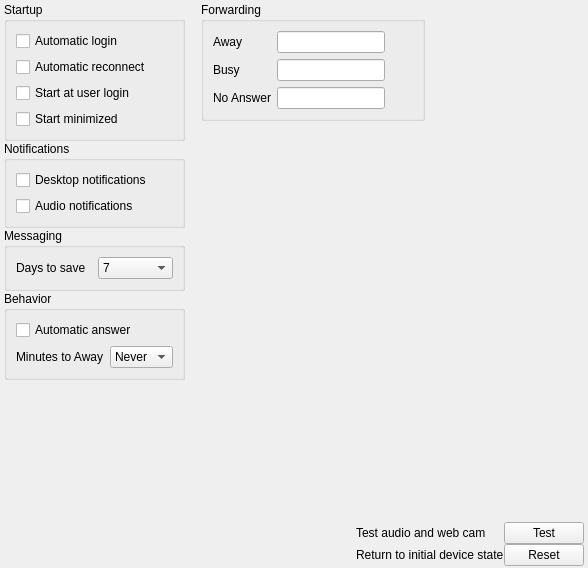
Above: Desktop/options.ui from dyfet/tycho_sipwitchqt before the change. Below: the same form after it.
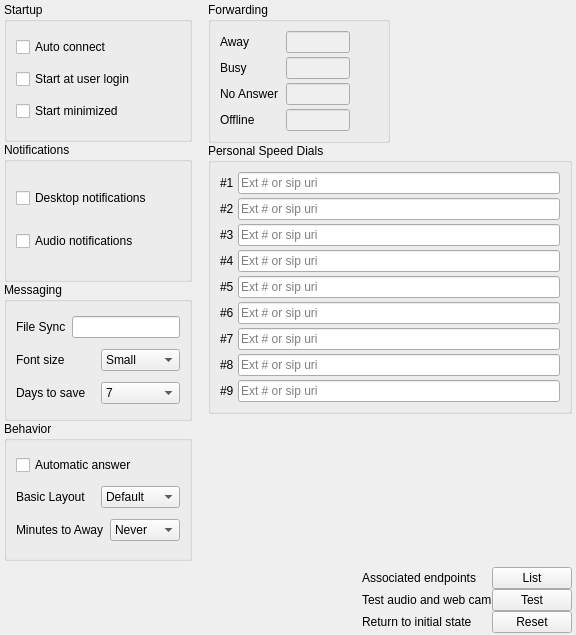
That is the form after the change. Icons and pictures are not drawn.

Patch:
```diff
--- a/Desktop/options.ui
+++ b/Desktop/options.ui
@@ -6,8 +6,8 @@
    <rect>
     <x>0</x>
     <y>0</y>
-    <width>588</width>
-    <height>568</height>
+    <width>576</width>
+    <height>635</height>
    </rect>
   </property>
   <property name="windowTitle">
@@ -29,266 +29,6 @@
    <property name="horizontalSpacing">
     <number>4</number>
    </property>
-   <item row="9" column="1">
-    <layout class="QGridLayout" name="gridLayout_3">
-     <item row="4" column="2">
-      <widget class="QPushButton" name="resetButton">
-       <property name="minimumSize">
-        <size>
-         <width>80</width>
-         <height>0</height>
-        </size>
-       </property>
-       <property name="maximumSize">
-        <size>
-         <width>80</width>
-         <height>16777215</height>
-        </size>
-       </property>
-       <property name="text">
-        <string>Reset</string>
-       </property>
-      </widget>
-     </item>
-     <item row="2" column="1">
-      <widget class="QLabel" name="label_7">
-       <property name="text">
-        <string>Test audio and web cam</string>
-       </property>
-      </widget>
-     </item>
-     <item row="3" column="1">
-      <layout class="QHBoxLayout" name="horizontalLayout_5"/>
-     </item>
-     <item row="2" column="2">
-      <widget class="QPushButton" name="testButton">
-       <property name="minimumSize">
-        <size>
-         <width>80</width>
-         <height>0</height>
-        </size>
-       </property>
-       <property name="maximumSize">
-        <size>
-         <width>80</width>
-         <height>16777215</height>
-        </size>
-       </property>
-       <property name="text">
-        <string>Test</string>
-       </property>
-      </widget>
-     </item>
-     <item row="4" column="1">
-      <layout class="QHBoxLayout" name="horizontalLayout_2">
-       <property name="spacing">
-        <number>-1</number>
-       </property>
-       <item>
-        <widget class="QLabel" name="label_2">
-         <property name="text">
-          <string>Return to initial device state</string>
-         </property>
-        </widget>
-       </item>
-      </layout>
-     </item>
-     <item row="0" column="1">
-      <spacer name="verticalSpacer_3">
-       <property name="orientation">
-        <enum>Qt::Vertical</enum>
-       </property>
-       <property name="sizeHint" stdset="0">
-        <size>
-         <width>20</width>
-         <height>40</height>
-        </size>
-       </property>
-      </spacer>
-     </item>
-     <item row="2" column="0">
-      <spacer name="horizontalSpacer_4">
-       <property name="orientation">
-        <enum>Qt::Horizontal</enum>
-       </property>
-       <property name="sizeHint" stdset="0">
-        <size>
-         <width>40</width>
-         <height>20</height>
-        </size>
-       </property>
-      </spacer>
-     </item>
-    </layout>
-   </item>
-   <item row="9" column="0">
-    <spacer name="verticalSpacer">
-     <property name="orientation">
-      <enum>Qt::Vertical</enum>
-     </property>
-     <property name="sizeHint" stdset="0">
-      <size>
-       <width>20</width>
-       <height>40</height>
-      </size>
-     </property>
-    </spacer>
-   </item>
-   <item row="7" column="1">
-    <layout class="QVBoxLayout" name="verticalLayout_7">
-     <property name="leftMargin">
-      <number>12</number>
-     </property>
-     <item>
-      <layout class="QHBoxLayout" name="horizontalLayout_4">
-       <item>
-        <widget class="QGroupBox" name="groupBox_5">
-         <property name="title">
-          <string>Forwarding</string>
-         </property>
-         <property name="flat">
-          <bool>true</bool>
-         </property>
-         <layout class="QGridLayout" name="gridLayout_2">
-          <item row="1" column="0">
-           <widget class="QLabel" name="label_5">
-            <property name="text">
-             <string>Busy</string>
-            </property>
-           </widget>
-          </item>
-          <item row="2" column="1">
-           <widget class="QLineEdit" name="lineEdit_2"/>
-          </item>
-          <item row="0" column="1">
-           <widget class="QLineEdit" name="lineEdit"/>
-          </item>
-          <item row="0" column="0">
-           <widget class="QLabel" name="label_3">
-            <property name="text">
-             <string>Away</string>
-            </property>
-           </widget>
-          </item>
-          <item row="2" column="0">
-           <widget class="QLabel" name="label_4">
-            <property name="text">
-             <string>No Answer</string>
-            </property>
-           </widget>
-          </item>
-          <item row="1" column="1">
-           <widget class="QLineEdit" name="lineEdit_3"/>
-          </item>
-          <item row="0" column="2">
-           <widget class="QPushButton" name="pushButton_2">
-            <property name="maximumSize">
-             <size>
-              <width>22</width>
-              <height>22</height>
-             </size>
-            </property>
-            <property name="text">
-             <string/>
-            </property>
-            <property name="icon">
-             <iconset resource="../Resources/desktop.qrc">
-              <normaloff>:/icons/person.png</normaloff>:/icons/person.png</iconset>
-            </property>
-            <property name="flat">
-             <bool>true</bool>
-            </property>
-           </widget>
-          </item>
-          <item row="1" column="2">
-           <widget class="QPushButton" name="pushButton_3">
-            <property name="maximumSize">
-             <size>
-              <width>22</width>
-              <height>22</height>
-             </size>
-            </property>
-            <property name="text">
-             <string/>
-            </property>
-            <property name="icon">
-             <iconset resource="../Resources/desktop.qrc">
-              <normaloff>:/icons/person.png</normaloff>:/icons/person.png</iconset>
-            </property>
-            <property name="flat">
-             <bool>true</bool>
-            </property>
-           </widget>
-          </item>
-          <item row="2" column="2">
-           <widget class="QPushButton" name="pushButton_4">
-            <property name="maximumSize">
-             <size>
-              <width>22</width>
-              <height>22</height>
-             </size>
-            </property>
-            <property name="text">
-             <string/>
-            </property>
-            <property name="icon">
-             <iconset resource="../Resources/desktop.qrc">
-              <normaloff>:/icons/person.png</normaloff>:/icons/person.png</iconset>
-            </property>
-            <property name="flat">
-             <bool>true</bool>
-            </property>
-           </widget>
-          </item>
-         </layout>
-        </widget>
-       </item>
-       <item>
-        <spacer name="horizontalSpacer_3">
-         <property name="orientation">
-          <enum>Qt::Horizontal</enum>
-         </property>
-         <property name="sizeType">
-          <enum>QSizePolicy::Expanding</enum>
-         </property>
-         <property name="sizeHint" stdset="0">
-          <size>
-           <width>40</width>
-           <height>20</height>
-          </size>
-         </property>
-        </spacer>
-       </item>
-      </layout>
-     </item>
-     <item>
-      <spacer name="horizontalSpacer">
-       <property name="orientation">
-        <enum>Qt::Horizontal</enum>
-       </property>
-       <property name="sizeHint" stdset="0">
-        <size>
-         <width>40</width>
-         <height>20</height>
-        </size>
-       </property>
-      </spacer>
-     </item>
-     <item>
-      <spacer name="verticalSpacer_2">
-       <property name="orientation">
-        <enum>Qt::Vertical</enum>
-       </property>
-       <property name="sizeHint" stdset="0">
-        <size>
-         <width>20</width>
-         <height>40</height>
-        </size>
-       </property>
-      </spacer>
-     </item>
-    </layout>
-   </item>
    <item row="7" column="0">
     <layout class="QVBoxLayout" name="verticalLayout_6">
      <property name="spacing">
@@ -306,14 +46,7 @@
         <item>
          <widget class="QCheckBox" name="autoLogin">
           <property name="text">
-           <string>Automatic login</string>
-          </property>
-         </widget>
-        </item>
-        <item>
-         <widget class="QCheckBox" name="autoReconnect">
-          <property name="text">
-           <string>Automatic reconnect</string>
+           <string>Auto connect</string>
           </property>
          </widget>
         </item>
@@ -369,6 +102,63 @@
         <bool>true</bool>
        </property>
        <layout class="QVBoxLayout" name="verticalLayout_3">
+        <item>
+         <layout class="QHBoxLayout" name="horizontalLayout_7">
+          <item>
+           <widget class="QLabel" name="label_19">
+            <property name="text">
+             <string>File Sync</string>
+            </property>
+           </widget>
+          </item>
+          <item>
+           <widget class="QLineEdit" name="lineEdit_5">
+            <property name="sizePolicy">
+             <sizepolicy hsizetype="Preferred" vsizetype="Fixed">
+              <horstretch>0</horstretch>
+              <verstretch>0</verstretch>
+             </sizepolicy>
+            </property>
+           </widget>
+          </item>
+         </layout>
+        </item>
+        <item>
+         <layout class="QHBoxLayout" name="horizontalLayout_9">
+          <item>
+           <widget class="QLabel" name="label_21">
+            <property name="text">
+             <string>Font size</string>
+            </property>
+           </widget>
+          </item>
+          <item>
+           <widget class="QComboBox" name="comboBox_4">
+            <property name="maximumSize">
+             <size>
+              <width>80</width>
+              <height>16777215</height>
+             </size>
+            </property>
+            <item>
+             <property name="text">
+              <string>Small</string>
+             </property>
+            </item>
+            <item>
+             <property name="text">
+              <string>Medium</string>
+             </property>
+            </item>
+            <item>
+             <property name="text">
+              <string>Large</string>
+             </property>
+            </item>
+           </widget>
+          </item>
+         </layout>
+        </item>
         <item>
          <layout class="QHBoxLayout" name="horizontalLayout">
           <item>
@@ -386,6 +176,12 @@
               <verstretch>0</verstretch>
              </sizepolicy>
             </property>
+            <property name="maximumSize">
+             <size>
+              <width>80</width>
+              <height>16777215</height>
+             </size>
+            </property>
             <item>
              <property name="text">
               <string>7</string>
@@ -424,6 +220,32 @@
           </property>
          </widget>
         </item>
+        <item>
+         <layout class="QHBoxLayout" name="horizontalLayout_8">
+          <item>
+           <widget class="QLabel" name="label_20">
+            <property name="text">
+             <string>Basic Layout</string>
+            </property>
+           </widget>
+          </item>
+          <item>
+           <widget class="QComboBox" name="comboBox_3">
+            <property name="maximumSize">
+             <size>
+              <width>80</width>
+              <height>16777215</height>
+             </size>
+            </property>
+            <item>
+             <property name="text">
+              <string>Default</string>
+             </property>
+            </item>
+           </widget>
+          </item>
+         </layout>
+        </item>
         <item>
          <layout class="QHBoxLayout" name="horizontalLayout_3">
           <item>
@@ -441,6 +263,12 @@
               <verstretch>0</verstretch>
              </sizepolicy>
             </property>
+            <property name="maximumSize">
+             <size>
+              <width>80</width>
+              <height>16777215</height>
+             </size>
+            </property>
             <item>
              <property name="text">
               <string>Never</string>
@@ -475,6 +303,577 @@
      </item>
     </layout>
    </item>
+   <item row="7" column="1">
+    <layout class="QVBoxLayout" name="verticalLayout_7">
+     <property name="leftMargin">
+      <number>12</number>
+     </property>
+     <item>
+      <layout class="QHBoxLayout" name="horizontalLayout_4">
+       <item>
+        <widget class="QGroupBox" name="groupBox_5">
+         <property name="sizePolicy">
+          <sizepolicy hsizetype="Minimum" vsizetype="Preferred">
+           <horstretch>0</horstretch>
+           <verstretch>0</verstretch>
+          </sizepolicy>
+         </property>
+         <property name="title">
+          <string>Forwarding</string>
+         </property>
+         <property name="flat">
+          <bool>true</bool>
+         </property>
+         <layout class="QGridLayout" name="gridLayout_2">
+          <property name="horizontalSpacing">
+           <number>8</number>
+          </property>
+          <property name="verticalSpacing">
+           <number>4</number>
+          </property>
+          <item row="1" column="0">
+           <widget class="QLabel" name="label_5">
+            <property name="sizePolicy">
+             <sizepolicy hsizetype="Minimum" vsizetype="Preferred">
+              <horstretch>0</horstretch>
+              <verstretch>0</verstretch>
+             </sizepolicy>
+            </property>
+            <property name="text">
+             <string>Busy</string>
+            </property>
+           </widget>
+          </item>
+          <item row="2" column="1">
+           <widget class="QLineEdit" name="lineNoAnswer">
+            <property name="enabled">
+             <bool>false</bool>
+            </property>
+            <property name="sizePolicy">
+             <sizepolicy hsizetype="Preferred" vsizetype="Fixed">
+              <horstretch>0</horstretch>
+              <verstretch>0</verstretch>
+             </sizepolicy>
+            </property>
+            <property name="maximumSize">
+             <size>
+              <width>64</width>
+              <height>16777215</height>
+             </size>
+            </property>
+           </widget>
+          </item>
+          <item row="0" column="1">
+           <widget class="QLineEdit" name="lineAway">
+            <property name="enabled">
+             <bool>false</bool>
+            </property>
+            <property name="sizePolicy">
+             <sizepolicy hsizetype="Preferred" vsizetype="Fixed">
+              <horstretch>0</horstretch>
+              <verstretch>0</verstretch>
+             </sizepolicy>
+            </property>
+            <property name="maximumSize">
+             <size>
+              <width>64</width>
+              <height>16777215</height>
+             </size>
+            </property>
+           </widget>
+          </item>
+          <item row="0" column="0">
+           <widget class="QLabel" name="label_3">
+            <property name="sizePolicy">
+             <sizepolicy hsizetype="Minimum" vsizetype="Preferred">
+              <horstretch>0</horstretch>
+              <verstretch>0</verstretch>
+             </sizepolicy>
+            </property>
+            <property name="text">
+             <string>Away</string>
+            </property>
+           </widget>
+          </item>
+          <item row="2" column="0">
+           <widget class="QLabel" name="label_4">
+            <property name="sizePolicy">
+             <sizepolicy hsizetype="Minimum" vsizetype="Preferred">
+              <horstretch>0</horstretch>
+              <verstretch>0</verstretch>
+             </sizepolicy>
+            </property>
+            <property name="text">
+             <string>No Answer</string>
+            </property>
+           </widget>
+          </item>
+          <item row="1" column="1">
+           <widget class="QLineEdit" name="lineBusy">
+            <property name="enabled">
+             <bool>false</bool>
+            </property>
+            <property name="sizePolicy">
+             <sizepolicy hsizetype="Preferred" vsizetype="Fixed">
+              <horstretch>0</horstretch>
+              <verstretch>0</verstretch>
+             </sizepolicy>
+            </property>
+            <property name="maximumSize">
+             <size>
+              <width>64</width>
+              <height>16777215</height>
+             </size>
+            </property>
+           </widget>
+          </item>
+          <item row="0" column="2">
+           <widget class="QPushButton" name="pushButton_2">
+            <property name="maximumSize">
+             <size>
+              <width>20</width>
+              <height>20</height>
+             </size>
+            </property>
+            <property name="text">
+             <string/>
+            </property>
+            <property name="icon">
+             <iconset resource="../Resources/desktop.qrc">
+              <normaloff>:/icons/person.png</normaloff>:/icons/person.png</iconset>
+            </property>
+            <property name="flat">
+             <bool>true</bool>
+            </property>
+           </widget>
+          </item>
+          <item row="1" column="2">
+           <widget class="QPushButton" name="pushButton_3">
+            <property name="maximumSize">
+             <size>
+              <width>20</width>
+              <height>20</height>
+             </size>
+            </property>
+            <property name="text">
+             <string/>
+            </property>
+            <property name="icon">
+             <iconset resource="../Resources/desktop.qrc">
+              <normaloff>:/icons/person.png</normaloff>:/icons/person.png</iconset>
+            </property>
+            <property name="flat">
+             <bool>true</bool>
+            </property>
+           </widget>
+          </item>
+          <item row="2" column="2">
+           <widget class="QPushButton" name="pushButton_4">
+            <property name="maximumSize">
+             <size>
+              <width>20</width>
+              <height>20</height>
+             </size>
+            </property>
+            <property name="text">
+             <string/>
+            </property>
+            <property name="icon">
+             <iconset resource="../Resources/desktop.qrc">
+              <normaloff>:/icons/person.png</normaloff>:/icons/person.png</iconset>
+            </property>
+            <property name="flat">
+             <bool>true</bool>
+            </property>
+           </widget>
+          </item>
+          <item row="3" column="0">
+           <widget class="QLabel" name="label_17">
+            <property name="sizePolicy">
+             <sizepolicy hsizetype="Minimum" vsizetype="Preferred">
+              <horstretch>0</horstretch>
+              <verstretch>0</verstretch>
+             </sizepolicy>
+            </property>
+            <property name="text">
+             <string>Offline</string>
+            </property>
+           </widget>
+          </item>
+          <item row="3" column="1">
+           <widget class="QLineEdit" name="lineOffline">
+            <property name="enabled">
+             <bool>false</bool>
+            </property>
+            <property name="sizePolicy">
+             <sizepolicy hsizetype="Preferred" vsizetype="Fixed">
+              <horstretch>0</horstretch>
+              <verstretch>0</verstretch>
+             </sizepolicy>
+            </property>
+            <property name="maximumSize">
+             <size>
+              <width>64</width>
+              <height>16777215</height>
+             </size>
+            </property>
+           </widget>
+          </item>
+          <item row="3" column="2">
+           <widget class="QPushButton" name="pushButton">
+            <property name="maximumSize">
+             <size>
+              <width>20</width>
+              <height>20</height>
+             </size>
+            </property>
+            <property name="text">
+             <string/>
+            </property>
+            <property name="icon">
+             <iconset resource="../Resources/desktop.qrc">
+              <normaloff>:/icons/person.png</normaloff>:/icons/person.png</iconset>
+            </property>
+            <property name="flat">
+             <bool>true</bool>
+            </property>
+           </widget>
+          </item>
+         </layout>
+        </widget>
+       </item>
+       <item>
+        <spacer name="horizontalSpacer_3">
+         <property name="orientation">
+          <enum>Qt::Horizontal</enum>
+         </property>
+         <property name="sizeType">
+          <enum>QSizePolicy::Expanding</enum>
+         </property>
+         <property name="sizeHint" stdset="0">
+          <size>
+           <width>40</width>
+           <height>20</height>
+          </size>
+         </property>
+        </spacer>
+       </item>
+      </layout>
+     </item>
+     <item>
+      <layout class="QHBoxLayout" name="horizontalLayout_6">
+       <item>
+        <widget class="QGroupBox" name="groupBox_6">
+         <property name="title">
+          <string>Personal Speed Dials</string>
+         </property>
+         <property name="flat">
+          <bool>true</bool>
+         </property>
+         <layout class="QGridLayout" name="gridLayout_4">
+          <property name="spacing">
+           <number>4</number>
+          </property>
+          <item row="1" column="1">
+           <widget class="QLabel" name="label_9">
+            <property name="text">
+             <string>#2</string>
+            </property>
+           </widget>
+          </item>
+          <item row="8" column="1">
+           <widget class="QLabel" name="label_16">
+            <property name="text">
+             <string>#9</string>
+            </property>
+           </widget>
+          </item>
+          <item row="2" column="3">
+           <widget class="QLineEdit" name="speed3">
+            <property name="placeholderText">
+             <string>Ext # or sip uri</string>
+            </property>
+           </widget>
+          </item>
+          <item row="7" column="3">
+           <widget class="QLineEdit" name="speed8">
+            <property name="placeholderText">
+             <string>Ext # or sip uri</string>
+            </property>
+           </widget>
+          </item>
+          <item row="3" column="3">
+           <widget class="QLineEdit" name="speed4">
+            <property name="placeholderText">
+             <string>Ext # or sip uri</string>
+            </property>
+           </widget>
+          </item>
+          <item row="8" column="3">
+           <widget class="QLineEdit" name="speed9">
+            <property name="placeholderText">
+             <string>Ext # or sip uri</string>
+            </property>
+           </widget>
+          </item>
+          <item row="3" column="1">
+           <widget class="QLabel" name="label_11">
+            <property name="text">
+             <string>#4</string>
+            </property>
+           </widget>
+          </item>
+          <item row="6" column="3">
+           <widget class="QLineEdit" name="speed7">
+            <property name="placeholderText">
+             <string>Ext # or sip uri</string>
+            </property>
+           </widget>
+          </item>
+          <item row="5" column="3">
+           <widget class="QLineEdit" name="speed6">
+            <property name="placeholderText">
+             <string>Ext # or sip uri</string>
+            </property>
+           </widget>
+          </item>
+          <item row="6" column="1">
+           <widget class="QLabel" name="label_14">
+            <property name="text">
+             <string>#7</string>
+            </property>
+           </widget>
+          </item>
+          <item row="1" column="3">
+           <widget class="QLineEdit" name="speed2">
+            <property name="placeholderText">
+             <string>Ext # or sip uri</string>
+            </property>
+           </widget>
+          </item>
+          <item row="7" column="1">
+           <widget class="QLabel" name="label_15">
+            <property name="text">
+             <string>#8</string>
+            </property>
+           </widget>
+          </item>
+          <item row="4" column="1">
+           <widget class="QLabel" name="label_12">
+            <property name="text">
+             <string>#5</string>
+            </property>
+           </widget>
+          </item>
+          <item row="2" column="1">
+           <widget class="QLabel" name="label_10">
+            <property name="text">
+             <string>#3</string>
+            </property>
+           </widget>
+          </item>
+          <item row="0" column="3">
+           <widget class="QLineEdit" name="speed1">
+            <property name="placeholderText">
+             <string>Ext # or sip uri</string>
+            </property>
+           </widget>
+          </item>
+          <item row="5" column="1">
+           <widget class="QLabel" name="label_13">
+            <property name="text">
+             <string>#6</string>
+            </property>
+           </widget>
+          </item>
+          <item row="4" column="3">
+           <widget class="QLineEdit" name="speed5">
+            <property name="text">
+             <string/>
+            </property>
+            <property name="placeholderText">
+             <string>Ext # or sip uri</string>
+            </property>
+           </widget>
+          </item>
+          <item row="0" column="1">
+           <widget class="QLabel" name="label_8">
+            <property name="text">
+             <string>#1</string>
+            </property>
+           </widget>
+          </item>
+         </layout>
+        </widget>
+       </item>
+      </layout>
+     </item>
+     <item>
+      <spacer name="horizontalSpacer">
+       <property name="orientation">
+        <enum>Qt::Horizontal</enum>
+       </property>
+       <property name="sizeHint" stdset="0">
+        <size>
+         <width>40</width>
+         <height>0</height>
+        </size>
+       </property>
+      </spacer>
+     </item>
+     <item>
+      <spacer name="verticalSpacer_2">
+       <property name="orientation">
+        <enum>Qt::Vertical</enum>
+       </property>
+       <property name="sizeHint" stdset="0">
+        <size>
+         <width>20</width>
+         <height>0</height>
+        </size>
+       </property>
+      </spacer>
+     </item>
+    </layout>
+   </item>
+   <item row="8" column="1">
+    <layout class="QGridLayout" name="gridLayout_3">
+     <item row="2" column="1">
+      <widget class="QLabel" name="label_7">
+       <property name="text">
+        <string>Test audio and web cam</string>
+       </property>
+      </widget>
+     </item>
+     <item row="3" column="1">
+      <layout class="QHBoxLayout" name="horizontalLayout_5">
+       <item>
+        <widget class="QLabel" name="label_2">
+         <property name="text">
+          <string>Return to initial state</string>
+         </property>
+        </widget>
+       </item>
+      </layout>
+     </item>
+     <item row="2" column="2">
+      <widget class="QPushButton" name="testButton">
+       <property name="minimumSize">
+        <size>
+         <width>80</width>
+         <height>0</height>
+        </size>
+       </property>
+       <property name="maximumSize">
+        <size>
+         <width>80</width>
+         <height>16777215</height>
+        </size>
+       </property>
+       <property name="text">
+        <string>Test</string>
+       </property>
+      </widget>
+     </item>
+     <item row="4" column="1">
+      <layout class="QHBoxLayout" name="horizontalLayout_2">
+       <property name="spacing">
+        <number>6</number>
+       </property>
+      </layout>
+     </item>
+     <item row="0" column="1">
+      <spacer name="verticalSpacer_3">
+       <property name="orientation">
+        <enum>Qt::Vertical</enum>
+       </property>
+       <property name="sizeType">
+        <enum>QSizePolicy::Preferred</enum>
+       </property>
+       <property name="sizeHint" stdset="0">
+        <size>
+         <width>20</width>
+         <height>0</height>
+        </size>
+       </property>
+      </spacer>
+     </item>
+     <item row="1" column="1">
+      <widget class="QLabel" name="label_18">
+       <property name="text">
+        <string>Associated endpoints</string>
+       </property>
+      </widget>
+     </item>
+     <item row="1" column="2">
+      <widget class="QPushButton" name="listButton">
+       <property name="minimumSize">
+        <size>
+         <width>80</width>
+         <height>0</height>
+        </size>
+       </property>
+       <property name="maximumSize">
+        <size>
+         <width>80</width>
+         <height>16777215</height>
+        </size>
+       </property>
+       <property name="text">
+        <string>List</string>
+       </property>
+      </widget>
+     </item>
+     <item row="3" column="2">
+      <widget class="QPushButton" name="resetButton">
+       <property name="minimumSize">
+        <size>
+         <width>80</width>
+         <height>0</height>
+        </size>
+       </property>
+       <property name="maximumSize">
+        <size>
+         <width>80</width>
+         <height>16777215</height>
+        </size>
+       </property>
+       <property name="text">
+        <string>Reset</string>
+       </property>
+      </widget>
+     </item>
+     <item row="0" column="0">
+      <spacer name="horizontalSpacer_4">
+       <property name="orientation">
+        <enum>Qt::Horizontal</enum>
+       </property>
+       <property name="sizeHint" stdset="0">
+        <size>
+         <width>40</width>
+         <height>0</height>
+        </size>
+       </property>
+      </spacer>
+     </item>
+    </layout>
+   </item>
+   <item row="8" column="0">
+    <spacer name="verticalSpacer">
+     <property name="orientation">
+      <enum>Qt::Vertical</enum>
+     </property>
+     <property name="sizeType">
+      <enum>QSizePolicy::Preferred</enum>
+     </property>
+     <property name="sizeHint" stdset="0">
+      <size>
+       <width>20</width>
+       <height>0</height>
+      </size>
+     </property>
+    </spacer>
+   </item>
   </layout>
  </widget>
  <resources>
```
Left out of the diff: 2 changed lines with no effect on the pictures.
